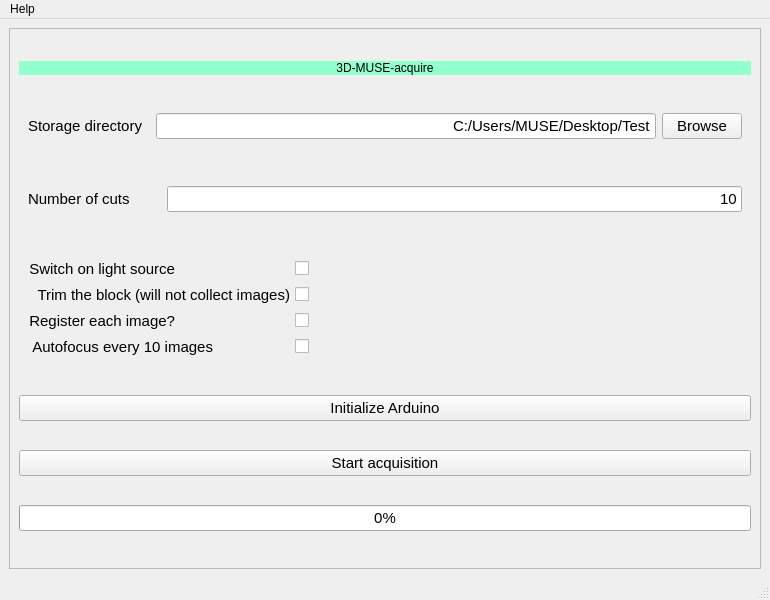
The window that mainwindow.ui (ckolluru/3D-MUSE-acquire) describes before a commit, drawn with Qt 5.
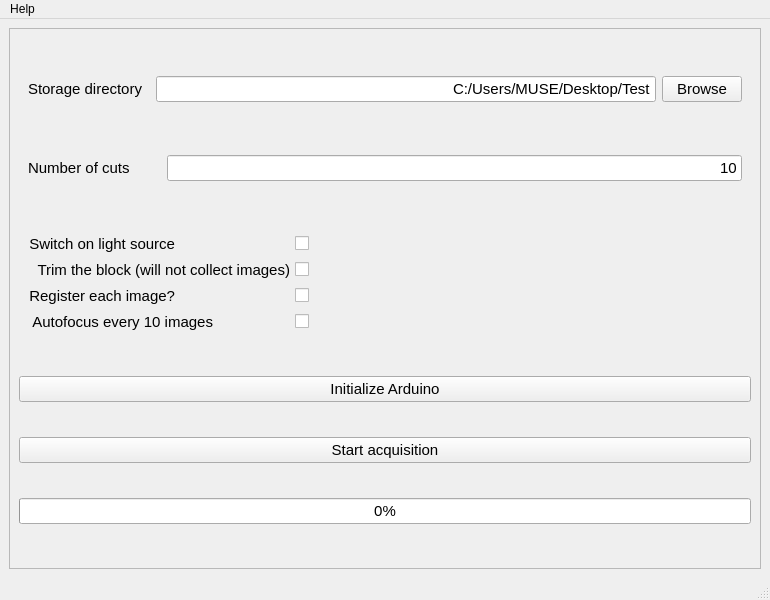
The same window after the commit.

```diff
--- a/mainwindow.ui
+++ b/mainwindow.ui
@@ -25,6 +25,9 @@
   <property name="windowTitle">
    <string>3D-MUSE-acquire</string>
   </property>
+  <property name="styleSheet">
+   <string notr="true"/>
+  </property>
   <widget class="QWidget" name="centralwidget">
    <layout class="QVBoxLayout" name="verticalLayout">
     <item>
@@ -48,35 +51,6 @@
         </rect>
        </property>
        <layout class="QVBoxLayout" name="verticalLayout_2">
-        <item>
-         <widget class="QLabel" name="title">
-          <property name="sizePolicy">
-           <sizepolicy hsizetype="Preferred" vsizetype="Fixed">
-            <horstretch>0</horstretch>
-            <verstretch>0</verstretch>
-           </sizepolicy>
-          </property>
-          <property name="minimumSize">
-           <size>
-            <width>0</width>
-            <height>0</height>
-           </size>
-          </property>
-          <property name="autoFillBackground">
-           <bool>false</bool>
-          </property>
-          <property name="styleSheet">
-           <string notr="true">background-color: rgb(146, 255, 206);
-font: 14pt &quot;Segoe UI&quot;;</string>
-          </property>
-          <property name="text">
-           <string>3D-MUSE-acquire</string>
-          </property>
-          <property name="alignment">
-           <set>Qt::AlignCenter</set>
-          </property>
-         </widget>
-        </item>
         <item>
          <widget class="QWidget" name="widget_2" native="true">
           <property name="sizePolicy">
```
